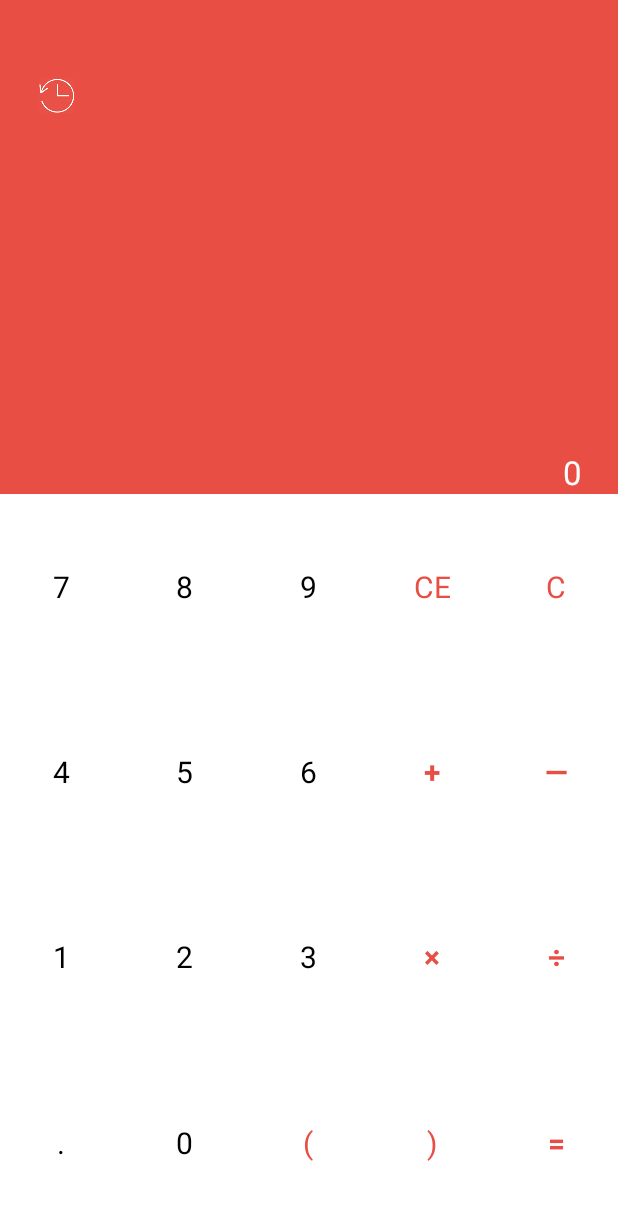
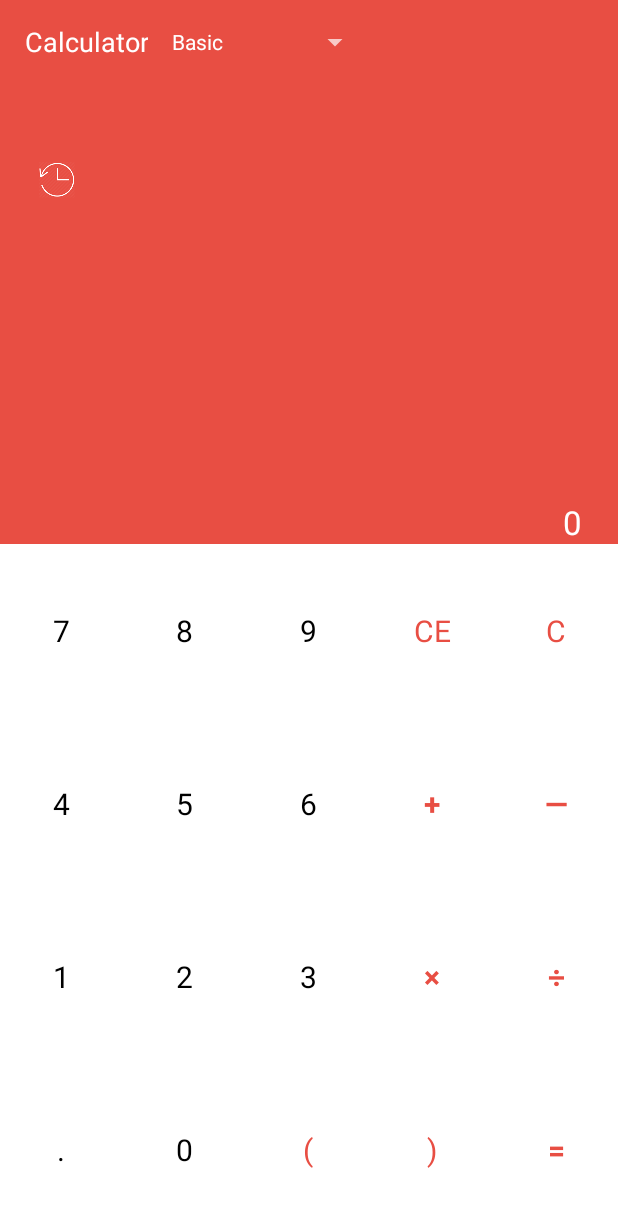
Before and after one commit to NghiaTran92/Calculator, an Android app: the screen it shows after launch (MainActivity), on a phone screen of 412 x 824 dp. Shown: the top 1207 px of the screen. Run offline under Robolectric (Android 15) with nearby library versions, the phone set to English and light mode, and no system bars.

Commit message:
first commit in develop2 branch

```diff
--- /dev/null
+++ b/app/src/main/java/com/nghiatt/calculator/BaseActivity.java
@@ -0,0 +1,9 @@
+package com.nghiatt.calculator;
+
+import android.support.v7.app.AppCompatActivity;
+
+/**
+ * Created by FRAMGIA\tran.thanh.nghia on 08/09/2015.
+ */
+public class BaseActivity extends AppCompatActivity {
+}
--- a/app/src/main/java/com/nghiatt/calculator/MainActivity.java
+++ b/app/src/main/java/com/nghiatt/calculator/MainActivity.java
@@ -3,22 +3,30 @@ package com.nghiatt.calculator;
 import android.content.Intent;
 import android.support.v7.app.AppCompatActivity;
 import android.os.Bundle;
+import android.support.v7.widget.AppCompatSpinner;
+import android.support.v7.widget.Toolbar;
 import android.view.View;
+import android.widget.AdapterView;
 import android.widget.Button;
 import android.widget.ImageView;
 import android.widget.TextView;
+import android.widget.Toast;
 
+import com.nghiatt.calculator.adapter.CalculatorModeAdapter;
 import com.nghiatt.calculator.model.HistoryItem;
+import com.nghiatt.calculator.model.ModeItem;
 import com.nghiatt.calculator.utils.RoundUtils;
 import com.nghiatt.polishnotation.EnumOperater;
 import com.nghiatt.polishnotation.rpn.ReversePolishNotation;
 
 import java.text.SimpleDateFormat;
+import java.util.ArrayList;
 import java.util.Date;
+import java.util.List;
 
-public class MainActivity extends AppCompatActivity implements View.OnClickListener {
+public class MainActivity extends AppCompatActivity implements View.OnClickListener, AdapterView.OnItemSelectedListener {
     private final String EXTRA_EXPRESSION = "Expression";
-    public static final String EXTRA_NAME_UPDATE_EXPRESSION="UpdateExpression";
+    public static final String EXTRA_NAME_UPDATE_EXPRESSION = "UpdateExpression";
 
     private Button mBtnNum0;
     private Button mBtnNum1;
@@ -43,11 +51,18 @@ public class MainActivity extends AppCompatActivity implements View.OnClickListe
 
     private TextView mTxtExpression;
     private TextView mTxtResult;
+    private TextView mTxtTitle;
 
     private ImageView mImgHistory;
 
+    private Toolbar mToolbar;
+    private AppCompatSpinner mSpinnerMode;
+    private CalculatorModeAdapter mModeAdapter;
+
     private ReversePolishNotation mReversePolishNotation;
 
+    private int mOldModeSelected = -1;
+    private List<ModeItem> mModeList;
 
 
     @Override
@@ -55,11 +70,18 @@ public class MainActivity extends AppCompatActivity implements View.OnClickListe
         super.onCreate(savedInstanceState);
         setContentView(R.layout.activity_main);
 
+        mToolbar = (Toolbar) findViewById(R.id.toolbar);
+        mTxtTitle = (TextView) findViewById(R.id.txt_title);
+        mTxtTitle.setText(R.string.app_name);
+
+        setSupportActionBar(mToolbar);
+        getSupportActionBar().setDisplayShowTitleEnabled(false);
+
         mTxtExpression = (TextView) findViewById(R.id.txt_expression);
 
         mTxtResult = (TextView) findViewById(R.id.txt_result);
         mTxtResult.setText(R.string.num_0);
-        mImgHistory=(ImageView)findViewById(R.id.img_history);
+        mImgHistory = (ImageView) findViewById(R.id.img_history);
 
         mBtnNum0 = (Button) findViewById(R.id.btn_num_0);
         mBtnNum1 = (Button) findViewById(R.id.btn_num_1);
@@ -109,12 +131,25 @@ public class MainActivity extends AppCompatActivity implements View.OnClickListe
         mBtnSymClose.setOnClickListener(this);
         mBtnSymDot.setOnClickListener(this);
 
+        mSpinnerMode = (AppCompatSpinner) findViewById(R.id.spinner_mode);
+        mModeList = getModeList();
+        mModeAdapter = new CalculatorModeAdapter(this, mModeList);
+        mSpinnerMode.setAdapter(mModeAdapter);
+        mSpinnerMode.setOnItemSelectedListener(this);
+
         updateExpression(getIntent());
     }
 
-    protected void updateExpression(Intent intent){
-        Bundle bundle=intent.getExtras();
-        if(bundle!=null) {
+    private List<ModeItem> getModeList() {
+        ArrayList<ModeItem> list = new ArrayList<>();
+        list.add(new ModeItem(getString(R.string.basic)));
+        list.add(new ModeItem(getString(R.string.programming)));
+        return list;
+    }
+
+    protected void updateExpression(Intent intent) {
+        Bundle bundle = intent.getExtras();
+        if (bundle != null) {
             HistoryItem historyItem = (HistoryItem) bundle.getSerializable(MainActivity.EXTRA_NAME_UPDATE_EXPRESSION);
             if (historyItem != null) {
                 mTxtExpression.setText(historyItem.expression);
@@ -148,7 +183,7 @@ public class MainActivity extends AppCompatActivity implements View.OnClickListe
         }
     }
 
-    private void addCharacter(View view){
+    private void addCharacter(View view) {
         if (view instanceof Button) {
             Button btn = (Button) view;
             String str = btn.getText().toString();
@@ -156,7 +191,7 @@ public class MainActivity extends AppCompatActivity implements View.OnClickListe
         }
     }
 
-    String resultRound="";
+    String resultRound = "";
 
     @Override
     public void onClick(View view) {
@@ -164,29 +199,29 @@ public class MainActivity extends AppCompatActivity implements View.OnClickListe
 
         switch (id) {
             case R.id.img_history:
-                Intent i=new Intent(this,HistoryActivity.class);
+                Intent i = new Intent(this, HistoryActivity.class);
                 startActivity(i);
-                this.overridePendingTransition(R.anim.left_to_right,R.anim.right_to_left);
+                this.overridePendingTransition(R.anim.left_to_right, R.anim.right_to_left);
                 break;
 
             case R.id.btn_equal:
                 String expression = mTxtExpression.getText().toString();
                 if (mReversePolishNotation == null) {
-                    mReversePolishNotation = new ReversePolishNotation(this,expression);
+                    mReversePolishNotation = new ReversePolishNotation(this, expression);
                 } else if (!expression.equals(mReversePolishNotation.getExpressionOrigin())) {
-                    mReversePolishNotation = new ReversePolishNotation(this,expression);
+                    mReversePolishNotation = new ReversePolishNotation(this, expression);
                 }
                 boolean isOk = mReversePolishNotation.convertInfixToPostfix();
                 if (isOk) {
                     try {
                         double result = mReversePolishNotation.calculate();
-                        resultRound=RoundUtils.round(result);
+                        resultRound = RoundUtils.round(result);
 
-                        mTxtResult.setText(getString(R.string.sym_equal)+" "+ resultRound);
-                        HistoryItem historyItem=new HistoryItem();
-                        historyItem.date=new SimpleDateFormat("yyyy_MM_dd_HH_mm_ss_SSSS").format(new Date());
-                        historyItem.expression=mTxtExpression.getText().toString();
-                        historyItem.result=resultRound;
+                        mTxtResult.setText(getString(R.string.sym_equal) + " " + resultRound);
+                        HistoryItem historyItem = new HistoryItem();
+                        historyItem.date = new SimpleDateFormat("yyyy_MM_dd_HH_mm_ss_SSSS").format(new Date());
+                        historyItem.expression = mTxtExpression.getText().toString();
+                        historyItem.result = resultRound;
 
                         MainApplication.historyDatabase.insert(historyItem);
 
@@ -203,7 +238,7 @@ public class MainActivity extends AppCompatActivity implements View.OnClickListe
                 String oldStr = mTxtExpression.getText().toString();
                 if (oldStr.length() > 0) {
                     oldStr = oldStr.substring(0, oldStr.length() - 1);
-                    if("".equals(oldStr)){
+                    if ("".equals(oldStr)) {
                         mTxtResult.setText(getString(R.string.num_0));
                     }
                     mTxtExpression.setText(oldStr);
@@ -219,4 +254,28 @@ public class MainActivity extends AppCompatActivity implements View.OnClickListe
                 break;
         }
     }
+
+
+    @Override
+    public void onItemSelected(AdapterView<?> adapterView, View view, int position, long l) {
+        if (mOldModeSelected != position) {
+            mOldModeSelected=position;
+            switch (position) {
+                //1: programming fragment
+                case 1:
+                    Toast.makeText(this, "1", Toast.LENGTH_SHORT).show();
+                    break;
+
+                //0: basic fragment
+                default:
+                    Toast.makeText(this, "0", Toast.LENGTH_SHORT).show();
+                    break;
+            }
+        }
+    }
+
+    @Override
+    public void onNothingSelected(AdapterView<?> adapterView) {
+
+    }
 }
--- a/app/src/main/java/com/nghiatt/calculator/MainApplication.java
+++ b/app/src/main/java/com/nghiatt/calculator/MainApplication.java
@@ -18,6 +18,8 @@ public class MainApplication extends Application {
         historyDatabase=new HistoryDatabase(this);
     }
 
+
+
     public static MainApplication getApplication(){
         return instance;
     }
--- /dev/null
+++ b/app/src/main/java/com/nghiatt/calculator/adapter/CalculatorModeAdapter.java
@@ -0,0 +1,77 @@
+package com.nghiatt.calculator.adapter;
+
+import android.content.Context;
+import android.view.LayoutInflater;
+import android.view.View;
+import android.view.ViewGroup;
+import android.widget.BaseAdapter;
+import android.widget.TextView;
+
+import com.nghiatt.calculator.R;
+import com.nghiatt.calculator.model.ModeItem;
+
+import java.util.List;
+
+/**
+ * Created by FRAMGIA\tran.thanh.nghia on 08/09/2015.
+ */
+public class CalculatorModeAdapter extends BaseAdapter {
+
+    private List<ModeItem> mList;
+    private LayoutInflater mInflater;
+    private Context mContext;
+
+    public CalculatorModeAdapter(Context context, List<ModeItem> list) {
+        mList = list;
+        mContext = context;
+        mInflater = LayoutInflater.from(context);
+    }
+
+
+    @Override
+    public int getCount() {
+        return mList == null ? 0 : mList.size();
+    }
+
+    @Override
+    public Object getItem(int i) {
+        return null;
+    }
+
+    @Override
+    public long getItemId(int i) {
+        return 0;
+    }
+
+    @Override
+    public View getView(int position, View view, ViewGroup viewGroup) {
+        return getCustomView(position, view, viewGroup,R.layout.layout_view_mode);
+    }
+
+    @Override
+    public View getDropDownView(int position, View convertView, ViewGroup parent) {
+        return getCustomView(position, convertView, parent,R.layout.item_mode);
+    }
+
+    public View getCustomView(int position, View view, ViewGroup viewGroup, int layoutID) {
+        ViewHolder holder=null;
+        if(view==null){
+            view=mInflater.inflate(layoutID,viewGroup,false);
+            holder=new ViewHolder(view);
+            view.setTag(holder);
+        }else{
+            holder=(ViewHolder)view.getTag();
+        }
+        ModeItem item=mList.get(position);
+        holder.txtName.setText(item.getName());
+
+        return view;
+    }
+
+    public static class ViewHolder{
+        public TextView txtName;
+        public ViewHolder(View view){
+            txtName=(TextView)view.findViewById(R.id.txt_name);
+        }
+    }
+}
--- /dev/null
+++ b/app/src/main/java/com/nghiatt/calculator/custom/Button.java
@@ -0,0 +1,23 @@
+package com.nghiatt.calculator.custom;
+
+import android.content.Context;
+import android.util.AttributeSet;
+
+/**
+ * Created by FRAMGIA\tran.thanh.nghia on 08/09/2015.
+ */
+public class Button extends android.widget.Button {
+    public Button(Context context) {
+        super(context);
+    }
+
+    public Button(Context context, AttributeSet attrs) {
+        super(context, attrs);
+    }
+
+    public Button(Context context, AttributeSet attrs, int defStyleAttr) {
+        super(context, attrs, defStyleAttr);
+    }
+
+
+}
--- /dev/null
+++ b/app/src/main/java/com/nghiatt/calculator/custom/TextView.java
@@ -0,0 +1,21 @@
+package com.nghiatt.calculator.custom;
+
+import android.content.Context;
+import android.util.AttributeSet;
+
+/**
+ * Created by FRAMGIA\tran.thanh.nghia on 08/09/2015.
+ */
+public class TextView extends android.widget.TextView {
+    public TextView(Context context) {
+        super(context);
+    }
+
+    public TextView(Context context, AttributeSet attrs) {
+        super(context, attrs);
+    }
+
+    public TextView(Context context, AttributeSet attrs, int defStyleAttr) {
+        super(context, attrs, defStyleAttr);
+    }
+}
--- a/app/src/main/java/com/nghiatt/calculator/database/HistoryDatabase.java
+++ b/app/src/main/java/com/nghiatt/calculator/database/HistoryDatabase.java
@@ -67,5 +67,6 @@ public class HistoryDatabase extends SQLiteOpenHelper {
     public void deleteAll(){
         SQLiteDatabase db=this.getWritableDatabase();
         db.delete(TABLE_NAME,null,null);
+
     }
 }
--- /dev/null
+++ b/app/src/main/java/com/nghiatt/calculator/fragment/BaseFragment.java
@@ -0,0 +1,9 @@
+package com.nghiatt.calculator.fragment;
+
+import android.support.v4.app.Fragment;
+
+/**
+ * Created by FRAMGIA\tran.thanh.nghia on 08/09/2015.
+ */
+public class BaseFragment extends Fragment {
+}
--- /dev/null
+++ b/app/src/main/java/com/nghiatt/calculator/model/ModeItem.java
@@ -0,0 +1,20 @@
+package com.nghiatt.calculator.model;
+
+/**
+ * Created by FRAMGIA\tran.thanh.nghia on 08/09/2015.
+ */
+public class ModeItem {
+    private String name;
+
+    public ModeItem(String name) {
+        this.name = name;
+    }
+
+    public String getName() {
+        return name;
+    }
+
+    public void setName(String name) {
+        this.name = name;
+    }
+}
--- a/app/src/main/res/drawable/button_selected.xml
+++ b/app/src/main/res/drawable/button_selected.xml
@@ -1,6 +1,6 @@
 <?xml version="1.0" encoding="utf-8"?>
 <selector xmlns:android="http://schemas.android.com/apk/res/android">
-    <item android:state_pressed="true">
+    <item android:state_pressed="true" >
         <shape>
             <solid android:color="@color/button_pressed_background_color" />
         </shape>
--- a/app/src/main/res/layout/activity_main.xml
+++ b/app/src/main/res/layout/activity_main.xml
@@ -1,8 +1,19 @@
-<LinearLayout xmlns:android="http://schemas.android.com/apk/res/android"
+<RelativeLayout xmlns:android="http://schemas.android.com/apk/res/android"
     xmlns:tools="http://schemas.android.com/tools"
     android:layout_width="match_parent"
+    android:layout_height="match_parent">
+
+    <include
+        android:id="@+id/toolbar"
+        layout="@layout/layout_toolbar_main"
+        android:layout_width="match_parent"
+        android:layout_height="wrap_content" />
+
+    <LinearLayout
+        android:layout_width="match_parent"
         android:layout_height="match_parent"
-    android:layout_weight="10"
+        android:layout_below="@+id/toolbar"
+        android:weightSum="10"
         android:orientation="vertical">
 
         <RelativeLayout
@@ -276,3 +287,4 @@
         </LinearLayout>
 
     </LinearLayout>
+</RelativeLayout>
--- /dev/null
+++ b/app/src/main/res/layout/item_mode.xml
@@ -0,0 +1,16 @@
+<?xml version="1.0" encoding="utf-8"?>
+<RelativeLayout xmlns:android="http://schemas.android.com/apk/res/android"
+    android:layout_width="match_parent"
+    android:layout_height="wrap_content"
+    android:paddingLeft="@dimen/small_margin"
+    android:minHeight="@dimen/abc_action_bar_default_height_material"
+    >
+    <TextView
+        android:id="@+id/txt_name"
+        android:textColor="@color/text_white"
+        android:gravity="left"
+        android:textSize="@dimen/text_size_small"
+        android:layout_centerVertical="true"
+        android:layout_width="match_parent"
+        android:layout_height="wrap_content" />
+</RelativeLayout>
--- /dev/null
+++ b/app/src/main/res/layout/layout_toolbar_main.xml
@@ -0,0 +1,30 @@
+<?xml version="1.0" encoding="utf-8"?>
+<android.support.v7.widget.Toolbar xmlns:android="http://schemas.android.com/apk/res/android"
+    xmlns:app="http://schemas.android.com/apk/res-auto"
+    android:layout_width="match_parent"
+    android:layout_height="wrap_content"
+    android:background="@color/myPrimaryColor"
+    android:minHeight="@dimen/abc_action_bar_default_height_material">
+
+    <RelativeLayout
+        android:layout_width="match_parent"
+        android:layout_height="match_parent">
+
+        <TextView
+            android:id="@+id/txt_title"
+            android:layout_width="wrap_content"
+            android:layout_height="wrap_content"
+            android:layout_centerVertical="true"
+            android:textColor="@color/text_white"
+            android:layout_marginRight="@dimen/medium_margin"
+            android:textSize="@dimen/text_size_title_toolbar" />
+
+        <android.support.v7.widget.AppCompatSpinner
+            android:id="@+id/spinner_mode"
+            android:layout_toRightOf="@+id/txt_title"
+            android:layout_centerVertical="true"
+            app:theme="@style/MyToolbarStyle"
+            android:layout_width="wrap_content"
+            android:layout_height="wrap_content" />
+    </RelativeLayout>
+</android.support.v7.widget.Toolbar>
--- /dev/null
+++ b/app/src/main/res/layout/layout_view_mode.xml
@@ -0,0 +1,16 @@
+<?xml version="1.0" encoding="utf-8"?>
+<RelativeLayout xmlns:android="http://schemas.android.com/apk/res/android"
+    android:layout_width="wrap_content"
+    android:layout_height="wrap_content"
+    android:minHeight="@dimen/abc_action_bar_default_height_material"
+    >
+    <TextView
+        android:id="@+id/txt_name"
+        android:textColor="@color/text_white"
+        android:textSize="@dimen/text_size_small"
+
+        android:gravity="left"
+        android:layout_centerVertical="true"
+        android:layout_width="wrap_content"
+        android:layout_height="wrap_content" />
+</RelativeLayout>
--- a/app/src/main/res/values/dimens.xml
+++ b/app/src/main/res/values/dimens.xml
@@ -7,4 +7,8 @@
     <dimen name="text_expression">32sp</dimen>
     <dimen name="text_result">22sp</dimen>
     <dimen name="margin_size">24dp</dimen>
+    <dimen name="text_size_title_toolbar">18sp</dimen>
+    <dimen name="medium_margin">16dp</dimen>
+    <dimen name="small_margin">8dp</dimen>
+    <dimen name="text_size_small">14sp</dimen>
 </resources>
--- a/app/src/main/res/values/strings.xml
+++ b/app/src/main/res/values/strings.xml
@@ -26,4 +26,7 @@
     <string name="sym_equal">=</string>
     <string name="syntax_error">Syntax error</string>
     <string name="history">History</string>
+
+    <string name="basic">Basic</string>
+    <string name="programming">Programming</string>
 </resources>
--- a/app/src/main/res/values/styles.xml
+++ b/app/src/main/res/values/styles.xml
@@ -20,7 +20,7 @@
 
     </style>
 
-    <style name="MyToolbarStyle" parent="ThemeOverlay.AppCompat.Light">
+    <style name="MyToolbarStyle" parent="ThemeOverlay.AppCompat">
         <item name="android:colorBackground">@color/myPrimaryColor</item>
         <item name="android:textColor">@color/myTextPrimaryColor</item>
         <item name="android:textColorPrimary">@color/myTextPrimaryColor</item>
```
Also changed, not shown: 1 other file. Lines whose indentation alone changed are shown as unchanged.
